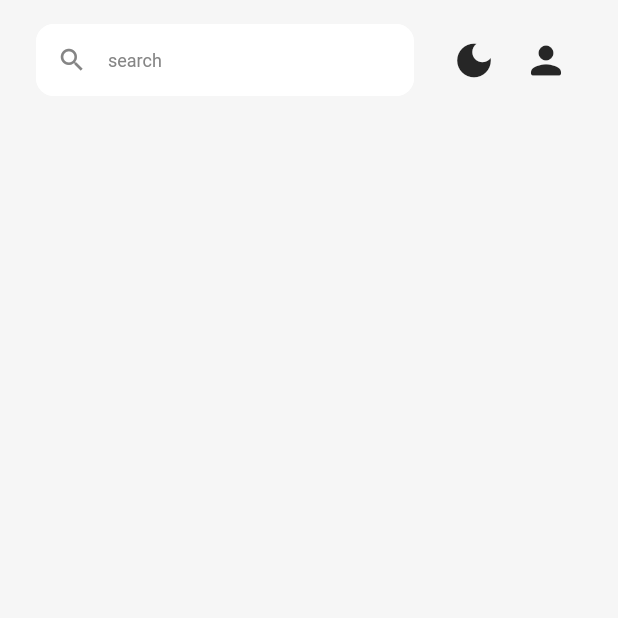
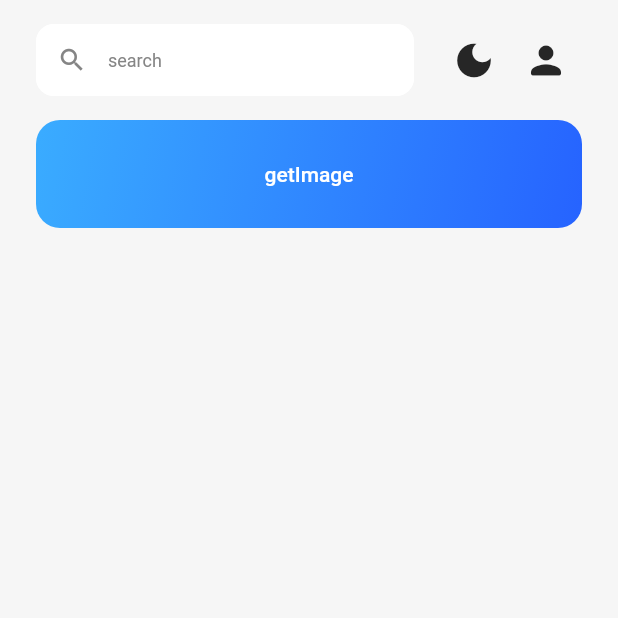
Before and after one commit to Spectrum862/cardamage_mobile, a Flutter app: the screen it shows after launch, after a tap on "Sign In", on a phone screen of 412 x 824 dp, the top half of it. Run offline on Flutter 3.47's test engine with Material 2 defaults, Android fonts, the phone set to English and light mode, and no system bars; our stand-ins replace bloc, equatable, flutter_bloc, image_picker, shared_preferences; missing offline and left inert: images_picker.

Commit message:
[update] predict image

```diff
--- /dev/null
+++ b/lib/bloc/PredictedImages/predicted_images_state.dart
@@ -0,0 +1,24 @@
+import 'dart:io';
+import 'dart:typed_data';
+
+import 'package:equatable/equatable.dart';
+
+enum PredictedImagesStatus { loading, error, success, init }
+
+class PredictedImagesState extends Equatable {
+  final PredictedImagesStatus status;
+  final List<Uint8List> predictedImage;
+
+  PredictedImagesState(
+      {this.status = PredictedImagesStatus.init, this.predictedImage});
+
+  PredictedImagesState copyWith(
+      {PredictedImagesStatus status, List<Uint8List> predictedImage}) {
+    return PredictedImagesState(
+        status: status ?? this.status,
+        predictedImage: predictedImage ?? this.predictedImage);
+  }
+
+  @override
+  List<Object> get props => [status, predictedImage];
+}
--- a/lib/main.dart
+++ b/lib/main.dart
@@ -1,12 +1,17 @@
+import 'package:cardamage_detect/bloc/PredictedImages/predicted_images_cubit.dart';
 import 'package:cardamage_detect/theme/ThemeManager.dart';
 import 'package:cardamage_detect/view/login/login.dart';
 import 'package:flutter/material.dart';
+import 'package:flutter_bloc/flutter_bloc.dart';
 import 'package:provider/provider.dart';
 
 void main() {
   runApp(ChangeNotifierProvider<ThemeNotifier>(
     create: (_) => ThemeNotifier(),
-    child: MyApp(),
+    child: MultiBlocProvider(
+      providers: [BlocProvider(create: (_) => PredictedImagesCubit())],
+      child: MyApp(),
+    ),
   ));
 }
 
--- /dev/null
+++ b/lib/models/predict_image.dart
@@ -0,0 +1,22 @@
+import 'package:equatable/equatable.dart';
+
+class PredictImage extends Equatable {
+  final List<String> result;
+
+  PredictImage({this.result});
+
+  @override
+  List<Object> get props => [result];
+}
+
+class PredictImageResponseBody {
+  final List<String> result;
+  PredictImageResponseBody({this.result});
+
+  factory PredictImageResponseBody.fromJson(Map<String, dynamic> json) {
+    final listTemp =
+        (json['result'] as List)?.map((item) => item as String)?.toList();
+
+    return PredictImageResponseBody(result: listTemp);
+  }
+}
--- a/lib/theme/ThemeManager.dart
+++ b/lib/theme/ThemeManager.dart
@@ -14,6 +14,7 @@ class ThemeNotifier with ChangeNotifier {
       brightness: Brightness.dark,
       scaffoldBackgroundColor: gray9,
       primaryColor: gray7,
+      accentColor: gray5,
       textTheme: TextTheme(
           headline3: TextStyle(color: white, fontWeight: FontWeight.w700),
           bodyText2: TextStyle(color: white),
@@ -24,6 +25,7 @@ class ThemeNotifier with ChangeNotifier {
       brightness: Brightness.light,
       scaffoldBackgroundColor: gray3,
       primaryColor: white,
+      accentColor: gray5,
       textTheme: TextTheme(
           headline3: TextStyle(color: gray9, fontWeight: FontWeight.w700),
           bodyText2: TextStyle(color: gray9),
--- a/lib/view/home/home.state.dart
+++ b/lib/view/home/home.state.dart
@@ -1,10 +1,36 @@
+import 'dart:io';
+
+import 'package:cardamage_detect/bloc/PredictedImages/predicted_images_cubit.dart';
+import 'package:cardamage_detect/theme/DesignToken.dart';
 import 'package:cardamage_detect/view/home/home.dart';
+import 'package:cardamage_detect/widgets/GradientButton.dart';
 import 'package:cardamage_detect/widgets/Navbar.dart';
 import 'package:flutter/material.dart';
+import 'package:image_picker/image_picker.dart';
+import 'package:images_picker/images_picker.dart';
+import 'package:provider/provider.dart';
 
 class HomePageState extends State<HomePage> {
+  final picker = ImagePicker();
+  List<Media> _image;
+
+  Future getImage() async {
+    final res = await ImagesPicker.pick(
+      count: 5,
+      pickType: PickType.image,
+    );
+    setState(() {
+      if (res != null) {
+        _image = res;
+      } else {
+        print('No image selected.');
+      }
+    });
+  }
+
   @override
   Widget build(BuildContext context) {
+    final predictProvider = Provider.of<PredictedImagesCubit>(context);
     return Scaffold(
       body: SafeArea(
         child: Container(
@@ -12,6 +38,77 @@ class HomePageState extends State<HomePage> {
           child: Column(
             children: [
               Navbar(),
+              SizedBox(
+                height: 16,
+              ),
+              GradientButton(label: 'getImage', onPress: () => getImage()),
+              SizedBox(
+                height: 16,
+              ),
+              Container(
+                child: _image != null
+                    ? Column(
+                        children: [
+                          Container(
+                            height: 200,
+                            child: ListView(
+                              scrollDirection: Axis.horizontal,
+                              children: [
+                                for (var media in _image)
+                                  Container(
+                                      padding: EdgeInsets.only(
+                                          right: media == _image.last ? 0 : 8),
+                                      child: ClipRRect(
+                                        borderRadius:
+                                            BorderRadius.circular(baseRadius),
+                                        child: Image.file(File(media.path)),
+                                      ))
+                              ],
+                            ),
+                          ),
+                          SizedBox(
+                            height: 16,
+                          ),
+                          GradientButton(
+                            label: 'Predict',
+                            onPress: () => predictProvider.predictImage(_image),
+                          )
+                        ],
+                      )
+                    : null,
+              ),
+              SizedBox(
+                height: 16,
+              ),
+              Container(
+                child: predictProvider.state.predictedImage != null
+                    ? Container(
+                        height: 200,
+                        child: ListView(
+                          scrollDirection: Axis.horizontal,
+                          children: [
+                            for (var image
+                                in predictProvider.state.predictedImage)
+                              Container(
+                                padding: EdgeInsets.only(
+                                    right: image ==
+                                            predictProvider
+                                                .state.predictedImage.last
+                                        ? 0
+                                        : 8),
+                                child: ClipRRect(
+                                  borderRadius:
+                                      BorderRadius.circular(baseRadius),
+                                  child: Image.memory(
+                                    image,
+                                  ),
+                                ),
+                              )
+                          ],
+                        ),
+                      )
+                    : null,
+              ),
             ],
           ),
         ),
--- a/lib/widgets/GradientButton.dart
+++ b/lib/widgets/GradientButton.dart
@@ -6,8 +6,10 @@ class GradientButton extends StatefulWidget {
   final Icon icon;
   final String label;
   final double height;
+  final bool loading;
 
-  GradientButton({Key key, this.onPress, this.icon, this.label, this.height})
+  GradientButton(
+      {Key key, this.onPress, this.icon, this.label, this.height, this.loading})
       : super(key: key);
 
   @override
```
Also changed, not shown: lib/bloc/PredictedImages/predicted_images_cubit.dart (added, +50 -0 lines), lib/constants/api_path.dart (+1 -8 lines), pubspec.yaml (+7 -4 lines), pubspec.lock, 3 other files.
